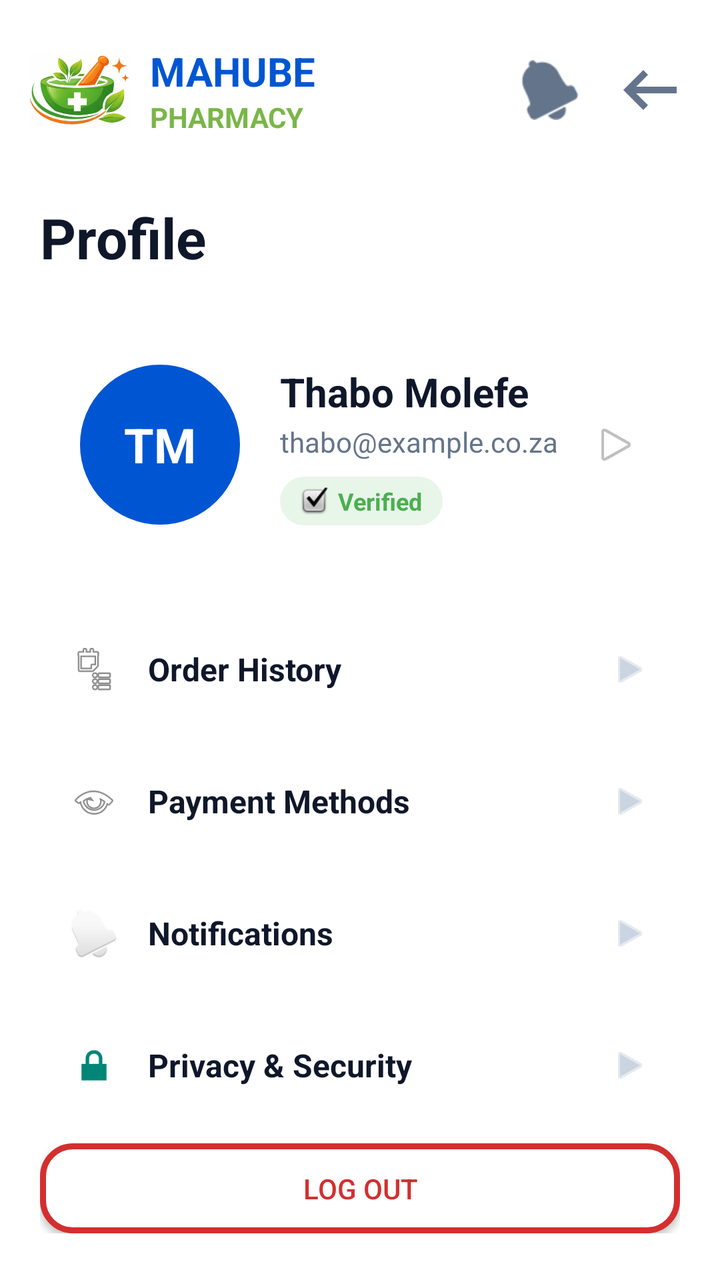
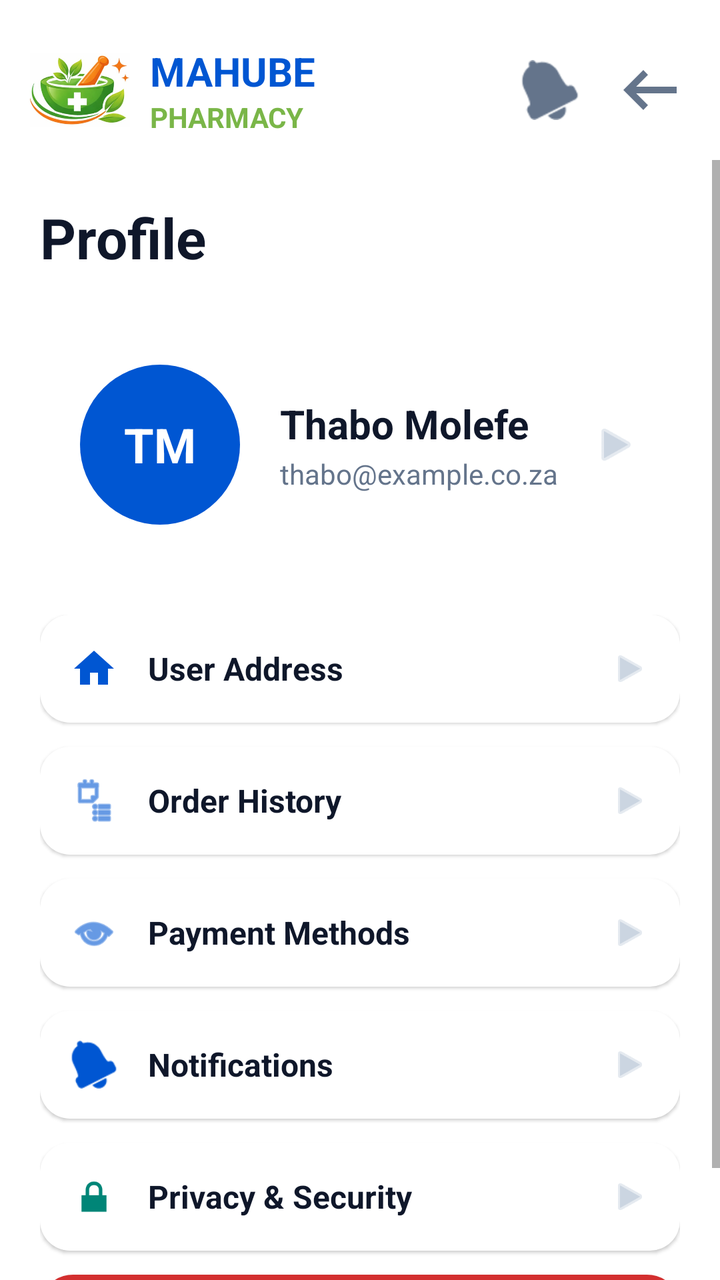

Compare the two renders of this Android layout. The source of the first and the diff that turns it into the second are given below.
<!-- AndroidManifest.xml: application theme Theme.MahubePhamarcy -->
<!-- res/layout/profile_page.xml -->
<?xml version="1.0" encoding="utf-8"?>
<LinearLayout xmlns:android="http://schemas.android.com/apk/res/android"
    xmlns:app="http://schemas.android.com/apk/res-auto"
    xmlns:tools="http://schemas.android.com/tools"
    android:layout_width="match_parent"
    android:layout_height="match_parent"
    android:orientation="vertical"
    android:layout_marginTop="25dp"
    android:background="@color/white">

    
    <RelativeLayout
        android:layout_width="match_parent"
        android:clickable="true"
        android:layout_height="wrap_content"
        android:layout_marginTop="20dp"
        android:paddingHorizontal="15dp">

        <ImageView
            android:id="@+id/Icon"
            android:layout_width="50dp"
            android:layout_height="50dp"
            android:layout_alignParentStart="true"
            android:layout_centerVertical="true"
            android:src="@drawable/icon_image"
            android:contentDescription="@string/app_name"
            android:clickable="true"
            android:onClick="showHomePage" />

        <LinearLayout
            android:id="@+id/logoTextContainer"
            android:layout_width="wrap_content"
            android:layout_height="wrap_content"
            android:layout_centerVertical="true"
            android:layout_marginStart="10dp"
            android:layout_toEndOf="@id/Icon"
            android:orientation="vertical"
            android:clickable="true"
            android:onClick="showHomePage">

            <TextView
                android:id="@+id/mahubePharmacy"
                android:layout_width="wrap_content"
                android:layout_height="wrap_content"
                android:text="@string/mahube"
                android:textColor="@color/button_blue"
                android:textSize="20sp"
                android:textStyle="bold" />

            <TextView
                android:layout_width="wrap_content"
                android:layout_height="wrap_content"
                android:text="@string/pharmacy"
                android:textColor="#7AB648"
                android:textSize="14sp"
                android:textStyle="bold" />
        </LinearLayout>

        <ImageView
            android:id="@+id/backarrow"
            android:layout_width="40dp"
            android:layout_height="40dp"
            android:layout_alignParentEnd="true"
            android:layout_centerVertical="true"
            android:src="@drawable/back_arrow"
            android:tint="#64748B"
            android:contentDescription="Back"
            android:clickable="true"
            android:onClick="showHomePage"/>

        <ImageView
            android:id="@+id/notificationIconTop"
            android:layout_width="30dp"
            android:layout_height="30dp"
            android:layout_centerVertical="true"
            android:layout_marginEnd="15dp"
            android:layout_toStartOf="@id/backarrow"
            android:src="@android:drawable/ic_popup_reminder"
            android:tint="#64748B"
            android:contentDescription="Notifications"
            tools:ignore="UseAppTint" />
    </RelativeLayout>

    <ScrollView
        android:layout_width="match_parent"
        android:layout_height="0dp"
        android:layout_weight="1"
        android:layout_marginTop="10dp">

        <LinearLayout
            android:layout_width="match_parent"
            android:layout_height="wrap_content"
            android:orientation="vertical"
            android:padding="20dp">

            
            <TextView
                android:layout_width="wrap_content"
                android:layout_height="wrap_content"
                android:text="@string/profile_title"
                android:textColor="#0F172A"
                android:textSize="28sp"
                android:textStyle="bold" />

            
            <RelativeLayout
                android:layout_width="match_parent"
                android:layout_height="wrap_content"
                android:layout_marginTop="25dp"
                android:background="@drawable/edit_box"
                android:backgroundTint="@color/white"
                android:elevation="2dp"
                android:padding="20dp">

                <TextView
                    android:id="@+id/userInitials"
                    android:layout_width="80dp"
                    android:layout_height="80dp"
                    android:background="@drawable/circle_blue"
                    android:gravity="center"
                    android:text="TM"
                    android:textColor="@color/white"
                    android:textSize="24sp"
                    android:textStyle="bold" />

                <LinearLayout
                    android:layout_width="wrap_content"
                    android:layout_height="wrap_content"
                    android:layout_centerVertical="true"
                    android:layout_marginStart="20dp"
                    android:layout_toEndOf="@id/userInitials"
                    android:layout_toStartOf="@id/chevronProfile"
                    android:orientation="vertical">

                    <TextView
                        android:layout_width="wrap_content"
                        android:layout_height="wrap_content"
                        android:text="@string/user_name"
                        android:textColor="#0F172A"
                        android:textSize="20sp"
                        android:textStyle="bold" />

                    <TextView
                        android:layout_width="wrap_content"
                        android:layout_height="wrap_content"
                        android:layout_marginTop="2dp"
                        android:text="@string/user_email"
                        android:textColor="@color/secondary_textColor"
                        android:textSize="14sp" />

                    <LinearLayout
                        android:layout_width="wrap_content"
                        android:layout_height="wrap_content"
                        android:layout_marginTop="8dp"
                        android:background="@drawable/verified_badge_bg"
                        android:gravity="center_vertical"
                        android:orientation="horizontal"
                        android:paddingHorizontal="10dp"
                        android:paddingVertical="4dp">

                        <ImageView
                            android:layout_width="14dp"
                            android:layout_height="14dp"
                            android:src="@android:drawable/checkbox_on_background"
                            app:tint="@color/verified_green_text" />

                        <TextView
                            android:layout_width="wrap_content"
                            android:layout_height="wrap_content"
                            android:layout_marginStart="5dp"
                            android:text="@string/verified"
                            android:textColor="@color/verified_green_text"
                            android:textSize="12sp"
                            android:textStyle="bold" />
                    </LinearLayout>
                </LinearLayout>

                <ImageView
                    android:id="@+id/chevronProfile"
                    android:layout_width="24dp"
                    android:layout_height="24dp"
                    android:layout_alignParentEnd="true"
                    android:layout_centerVertical="true"
                    android:src="@android:drawable/ic_media_play"
                    app:tint="#CBD5E1" />
            </RelativeLayout>

            
            <LinearLayout
                android:layout_width="match_parent"
                android:layout_height="wrap_content"
                android:layout_marginTop="25dp"
                android:orientation="vertical">

                
                <RelativeLayout
                    android:layout_width="match_parent"
                    android:layout_height="wrap_content"
                    android:layout_marginBottom="12dp"
                    android:background="@drawable/edit_box"
                    android:backgroundTint="@color/white"
                    android:elevation="1dp"
                    android:padding="15dp">

                    <ImageView
                        android:id="@+id/historyIcon"
                        android:layout_width="24dp"
                        android:layout_height="24dp"
                        android:src="@android:drawable/ic_menu_agenda"
                        app:tint="@color/button_blue"
                        tools:ignore="UseAppTint" />

                    <TextView
                        android:layout_width="wrap_content"
                        android:layout_height="wrap_content"
                        android:layout_centerVertical="true"
                        android:layout_marginStart="15dp"
                        android:layout_toEndOf="@id/historyIcon"
                        android:text="@string/order_history"
                        android:textColor="#0F172A"
                        android:textSize="16sp"
                        android:textStyle="bold" />

                    <ImageView
                        android:layout_width="20dp"
                        android:layout_height="20dp"
                        android:layout_alignParentEnd="true"
                        android:layout_centerVertical="true"
                        android:src="@android:drawable/ic_media_play"
                        android:tint="#CBD5E1" />
                </RelativeLayout>

                
                <RelativeLayout
                    android:layout_width="match_parent"
                    android:layout_height="wrap_content"
                    android:layout_marginBottom="12dp"
                    android:background="@drawable/edit_box"
                    android:backgroundTint="@color/white"
                    android:elevation="1dp"
                    android:padding="15dp">

                    <ImageView
                        android:id="@+id/paymentIcon"
                        android:layout_width="24dp"
                        android:layout_height="24dp"
                        android:src="@android:drawable/ic_menu_view"
                        app:tint="@color/button_blue" />

                    <TextView
                        android:layout_width="wrap_content"
                        android:layout_height="wrap_content"
                        android:layout_centerVertical="true"
                        android:layout_marginStart="15dp"
                        android:layout_toEndOf="@id/paymentIcon"
                        android:text="@string/payment_methods"
                        android:textColor="#0F172A"
                        android:textSize="16sp"
                        android:textStyle="bold" />

                    <ImageView
                        android:layout_width="20dp"
                        android:layout_height="20dp"
                        android:layout_alignParentEnd="true"
                        android:layout_centerVertical="true"
                        android:src="@android:drawable/ic_media_play"
                        android:tint="#CBD5E1" />
                </RelativeLayout>

                
                <RelativeLayout
                    android:layout_width="match_parent"
                    android:layout_height="wrap_content"
                    android:layout_marginBottom="12dp"
                    android:background="@drawable/edit_box"
                    android:backgroundTint="@color/white"
                    android:elevation="1dp"
                    android:padding="15dp">

                    <ImageView
                        android:id="@+id/notifIcon"
                        android:layout_width="24dp"
                        android:layout_height="24dp"
                        android:src="@android:drawable/ic_popup_reminder"
                        app:tint="@color/button_blue" />

                    <TextView
                        android:layout_width="wrap_content"
                        android:layout_height="wrap_content"
                        android:layout_centerVertical="true"
                        android:layout_marginStart="15dp"
                        android:layout_toEndOf="@id/notifIcon"
                        android:text="@string/notifications"
                        android:textColor="#0F172A"
                        android:textSize="16sp"
                        android:textStyle="bold" />

                    <ImageView
                        android:layout_width="20dp"
                        android:layout_height="20dp"
                        android:layout_alignParentEnd="true"
                        android:layout_centerVertical="true"
                        android:src="@android:drawable/ic_media_play"
                        android:tint="#CBD5E1" />
                </RelativeLayout>

                
                <RelativeLayout
                    android:layout_width="match_parent"
                    android:layout_height="wrap_content"
                    android:layout_marginBottom="12dp"
                    android:background="@drawable/edit_box"
                    android:backgroundTint="@color/white"
                    android:elevation="1dp"
                    android:padding="15dp">

                    <ImageView
                        android:id="@+id/securityIcon"
                        android:layout_width="24dp"
                        android:layout_height="24dp"
                        android:src="@android:drawable/ic_lock_lock"
                        app:tint="@color/button_blue" />

                    <TextView
                        android:layout_width="wrap_content"
                        android:layout_height="wrap_content"
                        android:layout_centerVertical="true"
                        android:layout_marginStart="15dp"
                        android:layout_toEndOf="@id/securityIcon"
                        android:text="@string/privacy_security"
                        android:textColor="#0F172A"
                        android:textSize="16sp"
                        android:textStyle="bold" />

                    <ImageView
                        android:layout_width="20dp"
                        android:layout_height="20dp"
                        android:layout_alignParentEnd="true"
                        android:layout_centerVertical="true"
                        android:src="@android:drawable/ic_media_play"
                        android:tint="#CBD5E1" />
                </RelativeLayout>
            </LinearLayout>

            
                <Button
                    android:layout_width="match_parent"
                    android:layout_height="45dp"
                    android:background="@drawable/log_button"
                    android:text="Log out"
                    android:textColor="@color/logout_red"/>

        </LinearLayout>
    </ScrollView>

</LinearLayout>
<!-- resources referenced by this layout -->
<resources>
  <color name="button_blue">#0056D2</color>
  <color name="logout_red">#D32F2F</color>
  <color name="secondary_textColor">#64748B</color>
  <color name="verified_green_text">#4CAF50</color>
  <color name="white">#FFFFFFFF</color>
  <!-- drawable back_arrow (drawable) -->
  <vector xmlns:android="http://schemas.android.com/apk/res/android" android:autoMirrored="true" android:height="24dp" android:tint="#000000" android:viewportHeight="960" android:viewportWidth="960" android:width="24dp">
        
      <path android:fillColor="@android:color/white" android:pathData="M400,720L160,480L400,240L456,298L314,440L800,440L800,520L314,520L456,662L400,720Z"/>
      
  </vector>
  <!-- drawable circle_blue (drawable) -->
  <?xml version="1.0" encoding="utf-8"?>
  <shape xmlns:android="http://schemas.android.com/apk/res/android"
      android:shape="oval">
      <solid android:color="@color/button_blue" />
  </shape>
  <!-- drawable edit_box (drawable) -->
  <?xml version="1.0" encoding="utf-8"?>
  <shape xmlns:android="http://schemas.android.com/apk/res/android"
      android:shape="rectangle"
      android:tint="@color/Input_background">
      <corners android:radius="10dp"/>
  
  
  </shape>
  <!-- drawable icon_image: png bitmap (drawable, 122492 bytes) -->
  <!-- drawable log_button (drawable) -->
  <?xml version="1.0" encoding="utf-8"?>
  <shape xmlns:android="http://schemas.android.com/apk/res/android"
      android:shape="rectangle">
      <stroke android:color="@color/logout_red"/>
      <stroke android:width="3dp"/>
      <solid android:color="@color/white"/>
      <corners android:radius="15dp"/>
  
  
  </shape>
  <!-- drawable verified_badge_bg (drawable) -->
  <?xml version="1.0" encoding="utf-8"?>
  <shape xmlns:android="http://schemas.android.com/apk/res/android"
      android:shape="rectangle">
      <corners android:radius="15dp" />
      <solid android:color="@color/verified_green_bg" />
  </shape>
  <string name="app_name">Mahube Phamarcy</string>
  <string name="mahube">MAHUBE</string>
  <string name="notifications">Notifications</string>
  <string name="order_history">Order History</string>
  <string name="payment_methods">Payment Methods</string>
  <string name="pharmacy">PHARMACY</string>
  <string name="privacy_security">Privacy &amp; Security</string>
  <string name="profile_title">Profile</string>
  <string name="user_email">thabo@example.co.za</string>
  <string name="user_name">Thabo Molefe</string>
  <string name="verified">Verified</string>
  <style name="Theme.MahubePhamarcy" parent="android:Theme.Material.Light.NoActionBar" />
  <color name="Input_background">#F1F5F9</color>
  <color name="verified_green_bg">#E8F5E9</color>
</resources>

<!-- the commit's change to res/layout/profile_page.xml (unified diff, before → after) -->
@@ -133,6 +133,7 @@
                     android:orientation="vertical">
 
                     <TextView
+                        android:id="@+id/profileName"
                         android:layout_width="wrap_content"
                         android:layout_height="wrap_content"
                         android:text="@string/user_name"
@@ -141,6 +142,7 @@
                         android:textStyle="bold" />
 
                     <TextView
+                        android:id="@+id/profileEmail"
                         android:layout_width="wrap_content"
                         android:layout_height="wrap_content"
                         android:layout_marginTop="2dp"
@@ -148,31 +150,7 @@
                         android:textColor="@color/secondary_textColor"
                         android:textSize="14sp" />
 
-                    <LinearLayout
-                        android:layout_width="wrap_content"
-                        android:layout_height="wrap_content"
-                        android:layout_marginTop="8dp"
-                        android:background="@drawable/verified_badge_bg"
-                        android:gravity="center_vertical"
-                        android:orientation="horizontal"
-                        android:paddingHorizontal="10dp"
-                        android:paddingVertical="4dp">
-
-                        <ImageView
-                            android:layout_width="14dp"
-                            android:layout_height="14dp"
-                            android:src="@android:drawable/checkbox_on_background"
-                            app:tint="@color/verified_green_text" />
-
-                        <TextView
-                            android:layout_width="wrap_content"
-                            android:layout_height="wrap_content"
-                            android:layout_marginStart="5dp"
-                            android:text="@string/verified"
-                            android:textColor="@color/verified_green_text"
-                            android:textSize="12sp"
-                            android:textStyle="bold" />
-                    </LinearLayout>
+
                 </LinearLayout>
 
                 <ImageView
@@ -182,7 +160,7 @@
                     android:layout_alignParentEnd="true"
                     android:layout_centerVertical="true"
                     android:src="@android:drawable/ic_media_play"
-                    app:tint="#CBD5E1" />
+                    android:tint="#CBD5E1" />
             </RelativeLayout>
 
             
@@ -191,24 +169,64 @@
                 android:layout_height="wrap_content"
                 android:layout_marginTop="25dp"
                 android:orientation="vertical">
+                <RelativeLayout
+                    android:layout_width="match_parent"
+                    android:layout_height="wrap_content"
+                    android:layout_marginBottom="12dp"
+                    android:background="@drawable/card_background"
+                    android:backgroundTint="@color/white"
+                    android:elevation="1dp"
+                    android:padding="15dp"
+                    android:clickable="true"
+                    android:focusable="true"
+                    android:onClick="showAddressPage">
+
+                    <ImageView
+                        android:id="@+id/AddressIcon"
+                        android:layout_width="24dp"
+                        android:layout_height="24dp"
+                        android:src="@drawable/ic_home"
+                        android:tint="@color/button_blue" />
+
+                    <TextView
+                        android:layout_width="wrap_content"
+                        android:layout_height="wrap_content"
+                        android:layout_centerVertical="true"
+                        android:layout_marginStart="15dp"
+                        android:layout_toEndOf="@id/AddressIcon"
+                        android:text="User Address"
+                        android:textColor="#0F172A"
+                        android:textSize="16sp"
+                        android:textStyle="bold" />
+
+                    <ImageView
+                        android:layout_width="20dp"
+                        android:layout_height="20dp"
+                        android:layout_alignParentEnd="true"
+                        android:layout_centerVertical="true"
+                        android:src="@android:drawable/ic_media_play"
+                        android:tint="#CBD5E1" />
+                </RelativeLayout>
 
                 
                 <RelativeLayout
                     android:layout_width="match_parent"
                     android:layout_height="wrap_content"
                     android:layout_marginBottom="12dp"
-                    android:background="@drawable/edit_box"
-                    android:backgroundTint="@color/white"
-                    android:elevation="1dp"
-                    android:padding="15dp">
+                    android:background="@drawable/card_background"
+                    android:backgroundTint="@color/white"
+                    android:elevation="1dp"
+                    android:padding="15dp"
+                    android:clickable="true"
+                    android:focusable="true"
+                    android:onClick="showOrderHistoryPage">
 
                     <ImageView
                         android:id="@+id/historyIcon"
                         android:layout_width="24dp"
                         android:layout_height="24dp"
                         android:src="@android:drawable/ic_menu_agenda"
-                        app:tint="@color/button_blue"
-                        tools:ignore="UseAppTint" />
+                        android:tint="@color/button_blue" />
 
                     <TextView
                         android:layout_width="wrap_content"
@@ -235,7 +253,7 @@
                     android:layout_width="match_parent"
                     android:layout_height="wrap_content"
                     android:layout_marginBottom="12dp"
-                    android:background="@drawable/edit_box"
+                    android:background="@drawable/card_background"
                     android:backgroundTint="@color/white"
                     android:elevation="1dp"
                     android:padding="15dp">
@@ -245,7 +263,7 @@
                         android:layout_width="24dp"
                         android:layout_height="24dp"
                         android:src="@android:drawable/ic_menu_view"
-                        app:tint="@color/button_blue" />
+                        android:tint="@color/button_blue" />
 
                     <TextView
                         android:layout_width="wrap_content"
@@ -272,7 +290,7 @@
                     android:layout_width="match_parent"
                     android:layout_height="wrap_content"
                     android:layout_marginBottom="12dp"
-                    android:background="@drawable/edit_box"
+                    android:background="@drawable/card_background"
                     android:backgroundTint="@color/white"
                     android:elevation="1dp"
                     android:padding="15dp">
@@ -282,7 +300,7 @@
                         android:layout_width="24dp"
                         android:layout_height="24dp"
                         android:src="@android:drawable/ic_popup_reminder"
-                        app:tint="@color/button_blue" />
+                        android:tint="@color/button_blue" />
 
                     <TextView
                         android:layout_width="wrap_content"
@@ -309,7 +327,7 @@
                     android:layout_width="match_parent"
                     android:layout_height="wrap_content"
                     android:layout_marginBottom="12dp"
-                    android:background="@drawable/edit_box"
+                    android:background="@drawable/card_background"
                     android:backgroundTint="@color/white"
                     android:elevation="1dp"
                     android:padding="15dp">
@@ -348,7 +366,10 @@
                     android:layout_height="45dp"
                     android:background="@drawable/log_button"
                     android:text="Log out"
-                    android:textColor="@color/logout_red"/>
+                    android:id="@+id/logOutBtn"
+                    android:textColor="@color/logout_red"
+                    android:clickable="true"
+                    android:onClick="showLoggingPage"/>
 
         </LinearLayout>
     </ScrollView>
<!-- resource entries referenced after the edit -->
@@ -3,7 +3,6 @@
   <color name="button_blue">#0056D2</color>
   <color name="logout_red">#D32F2F</color>
   <color name="secondary_textColor">#64748B</color>
-  <color name="verified_green_text">#4CAF50</color>
   <color name="white">#FFFFFFFF</color>
   <!-- drawable back_arrow (drawable) -->
   <vector xmlns:android="http://schemas.android.com/apk/res/android" android:autoMirrored="true" android:height="24dp" android:tint="#000000" android:viewportHeight="960" android:viewportWidth="960" android:width="24dp">
@@ -11,6 +10,14 @@
       <path android:fillColor="@android:color/white" android:pathData="M400,720L160,480L400,240L456,298L314,440L800,440L800,520L314,520L456,662L400,720Z"/>
       
   </vector>
+  <!-- drawable card_background (drawable) -->
+  <?xml version="1.0" encoding="utf-8"?>
+  <shape xmlns:android="http://schemas.android.com/apk/res/android"
+      android:shape="rectangle">
+      <solid android:color="@color/white"/>
+      <corners android:radius="15dp"/>
+  
+  </shape>
   <!-- drawable circle_blue (drawable) -->
   <?xml version="1.0" encoding="utf-8"?>
   <shape xmlns:android="http://schemas.android.com/apk/res/android"
@@ -26,6 +33,17 @@
   
   
   </shape>
+  <!-- drawable ic_home (drawable) -->
+  <vector xmlns:android="http://schemas.android.com/apk/res/android"
+      android:width="24dp"
+      android:height="24dp"
+      android:viewportWidth="24"
+      android:viewportHeight="24"
+      android:tint="?attr/colorControlNormal">
+    <path
+        android:fillColor="@android:color/white"
+        android:pathData="M10,20v-6h4v6h5v-8h3L12,3 2,12h3v8z"/>
+  </vector>
   <!-- drawable icon_image: png bitmap (drawable, 122492 bytes) -->
   <!-- drawable log_button (drawable) -->
   <?xml version="1.0" encoding="utf-8"?>
@@ -38,13 +56,6 @@
   
   
   </shape>
-  <!-- drawable verified_badge_bg (drawable) -->
-  <?xml version="1.0" encoding="utf-8"?>
-  <shape xmlns:android="http://schemas.android.com/apk/res/android"
-      android:shape="rectangle">
-      <corners android:radius="15dp" />
-      <solid android:color="@color/verified_green_bg" />
-  </shape>
   <string name="app_name">Mahube Phamarcy</string>
   <string name="mahube">MAHUBE</string>
   <string name="notifications">Notifications</string>
@@ -55,9 +66,7 @@
   <string name="profile_title">Profile</string>
   <string name="user_email">thabo@example.co.za</string>
   <string name="user_name">Thabo Molefe</string>
-  <string name="verified">Verified</string>
   <style name="Theme.MahubePhamarcy" parent="android:Theme.Material.Light.NoActionBar" />
   <color name="Input_background">#F1F5F9</color>
-  <color name="verified_green_bg">#E8F5E9</color>
 </resources>
 
